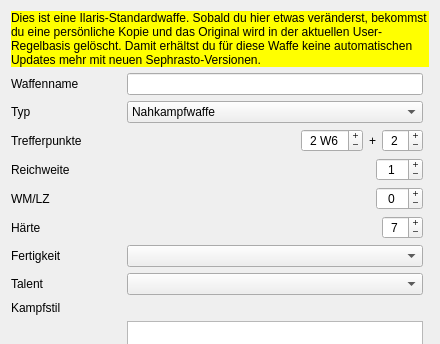
The window that UI/DatenbankEditWaffe.ui (Aeolitus/Sephrasto) describes before a commit, drawn with Qt 5; both pictures show x 0 to 440 and y 0 to 344 of the 440 by 550 pixel window.
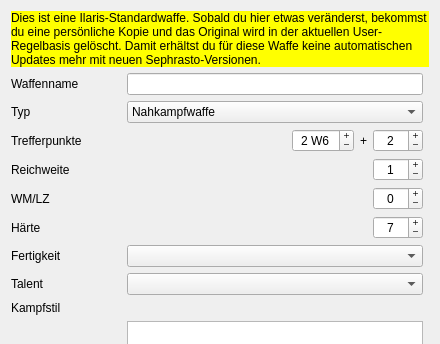
The same window after the commit.

What changed in the file:
```diff
--- a/UI/DatenbankEditWaffe.ui
+++ b/UI/DatenbankEditWaffe.ui
@@ -36,6 +36,12 @@
        </item>
        <item>
         <widget class="QSpinBox" name="spinHaerte">
+         <property name="minimumSize">
+          <size>
+           <width>50</width>
+           <height>0</height>
+          </size>
+         </property>
          <property name="alignment">
           <set>Qt::AlignCenter</set>
          </property>
@@ -110,6 +116,12 @@
        </item>
        <item>
         <widget class="QSpinBox" name="spinRW1">
+         <property name="minimumSize">
+          <size>
+           <width>50</width>
+           <height>0</height>
+          </size>
+         </property>
          <property name="alignment">
           <set>Qt::AlignCenter</set>
          </property>
@@ -183,6 +195,12 @@
          </item>
          <item>
           <widget class="QSpinBox" name="spinWMLZ">
+           <property name="minimumSize">
+            <size>
+             <width>50</width>
+             <height>0</height>
+            </size>
+           </property>
            <property name="alignment">
             <set>Qt::AlignCenter</set>
            </property>
@@ -193,7 +211,7 @@
             <number>-9</number>
            </property>
            <property name="maximum">
-            <number>999</number>
+            <number>9</number>
            </property>
           </widget>
          </item>
@@ -264,6 +282,12 @@
        </item>
        <item>
         <widget class="QSpinBox" name="spinPlus">
+         <property name="minimumSize">
+          <size>
+           <width>50</width>
+           <height>0</height>
+          </size>
+         </property>
          <property name="alignment">
           <set>Qt::AlignCenter</set>
          </property>
```
